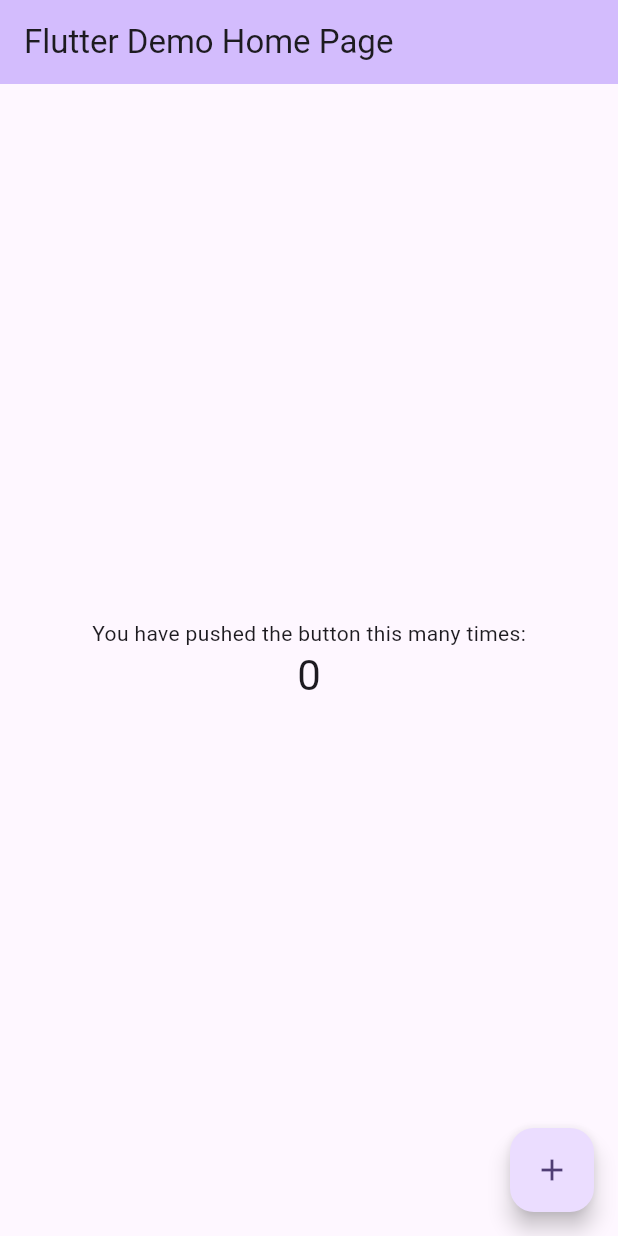
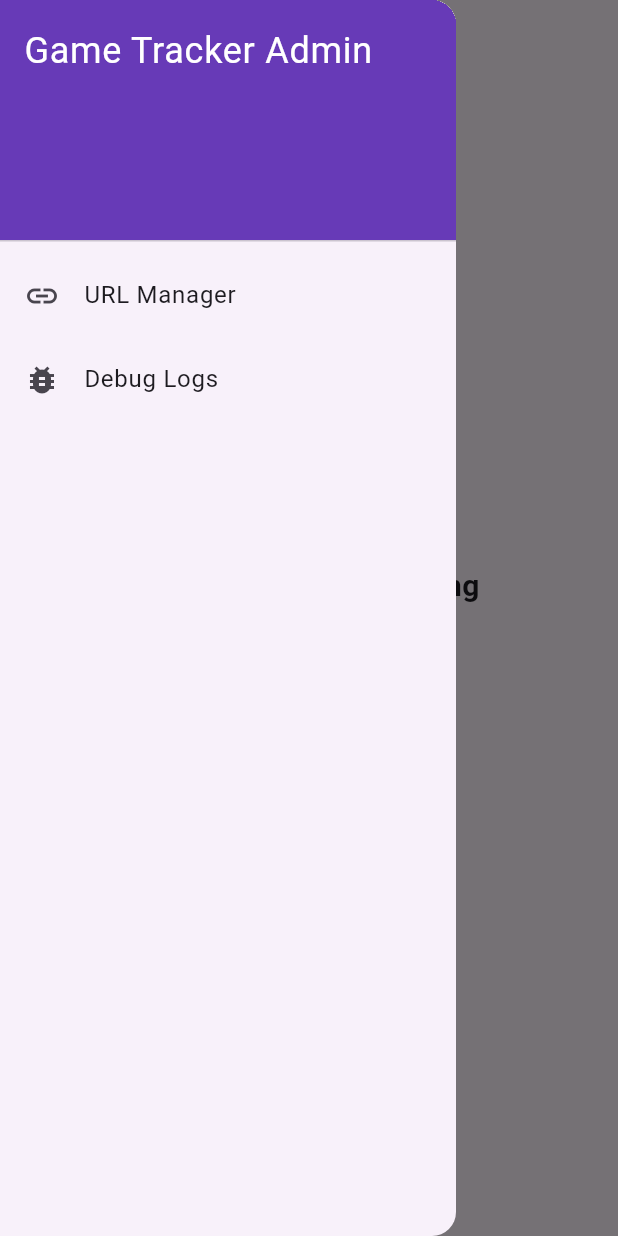
Before and after one commit to onpuuki/game-tracker, a Flutter app: the screen it shows after launch, with the side drawer open (before the commit the screen has no drawer), on a phone screen of 412 x 824 dp. Run offline on Flutter 3.47's test engine with Material 3 defaults, Android fonts, the phone set to English and light mode, and no system bars; our stand-ins replace cloud_firestore, cloud_functions, firebase_core; accounts and stored records are empty.

Commit message:
feat: implement frontend admin UI for scraping targets and debugging
- Added UrlManagerScreen to manage scraping targets in Firestore (`settings/config`).
- Added DebugLogManager and DebugLogScreen for in-memory log tracking.
- Added HomeScreen with a Drawer for navigation.
- Added a button in HomeScreen to manually trigger `syncEvents` Cloud Function with a generated `traceId`.
- Added required dependencies in pubspec.yaml (`firebase_core`, `cloud_firestore`, `cloud_functions`, `uuid`).
- Updated main.dart to initialize Firebase.
- Updated widget_test.dart to reflect HomeScreen changes and fix the smoke test.

Co-authored-by: onpuuki <220911838+onpuuki@users.noreply.github.com>

```diff
--- a/frontend/lib/main.dart
+++ b/frontend/lib/main.dart
@@ -1,122 +1,25 @@
 import 'package:flutter/material.dart';
+import 'package:firebase_core/firebase_core.dart';
+import 'screens/home_screen.dart';
 
-void main() {
+void main() async {
+  WidgetsFlutterBinding.ensureInitialized();
+  await Firebase.initializeApp();
   runApp(const MyApp());
 }
 
 class MyApp extends StatelessWidget {
   const MyApp({super.key});
 
-  // This widget is the root of your application.
   @override
   Widget build(BuildContext context) {
     return MaterialApp(
-      title: 'Flutter Demo',
+      title: 'Game Tracker',
       theme: ThemeData(
-        // This is the theme of your application.
-        //
-        // TRY THIS: Try running your application with "flutter run". You'll see
-        // the application has a purple toolbar. Then, without quitting the app,
-        // try changing the seedColor in the colorScheme below to Colors.green
-        // and then invoke "hot reload" (save your changes or press the "hot
-        // reload" button in a Flutter-supported IDE, or press "r" if you used
-        // the command line to start the app).
-        //
-        // Notice that the counter didn't reset back to zero; the application
-        // state is not lost during the reload. To reset the state, use hot
-        // restart instead.
-        //
-        // This works for code too, not just values: Most code changes can be
-        // tested with just a hot reload.
-        colorScheme: .fromSeed(seedColor: Colors.deepPurple),
+        colorScheme: ColorScheme.fromSeed(seedColor: Colors.deepPurple),
+        useMaterial3: true,
       ),
-      home: const MyHomePage(title: 'Flutter Demo Home Page'),
+      home: const HomeScreen(),
     );
   }
 }
-
-class MyHomePage extends StatefulWidget {
-  const MyHomePage({super.key, required this.title});
-
-  // This widget is the home page of your application. It is stateful, meaning
-  // that it has a State object (defined below) that contains fields that affect
-  // how it looks.
-
-  // This class is the configuration for the state. It holds the values (in this
-  // case the title) provided by the parent (in this case the App widget) and
-  // used by the build method of the State. Fields in a Widget subclass are
-  // always marked "final".
-
-  final String title;
-
-  @override
-  State<MyHomePage> createState() => _MyHomePageState();
-}
-
-class _MyHomePageState extends State<MyHomePage> {
-  int _counter = 0;
-
-  void _incrementCounter() {
-    setState(() {
-      // This call to setState tells the Flutter framework that something has
-      // changed in this State, which causes it to rerun the build method below
-      // so that the display can reflect the updated values. If we changed
-      // _counter without calling setState(), then the build method would not be
-      // called again, and so nothing would appear to happen.
-      _counter++;
-    });
-  }
-
-  @override
-  Widget build(BuildContext context) {
-    // This method is rerun every time setState is called, for instance as done
-    // by the _incrementCounter method above.
-    //
-    // The Flutter framework has been optimized to make rerunning build methods
-    // fast, so that you can just rebuild anything that needs updating rather
-    // than having to individually change instances of widgets.
-    return Scaffold(
-      appBar: AppBar(
-        // TRY THIS: Try changing the color here to a specific color (to
-        // Colors.amber, perhaps?) and trigger a hot reload to see the AppBar
-        // change color while the other colors stay the same.
-        backgroundColor: Theme.of(context).colorScheme.inversePrimary,
-        // Here we take the value from the MyHomePage object that was created by
-        // the App.build method, and use it to set our appbar title.
-        title: Text(widget.title),
-      ),
-      body: Center(
-        // Center is a layout widget. It takes a single child and positions it
-        // in the middle of the parent.
-        child: Column(
-          // Column is also a layout widget. It takes a list of children and
-          // arranges them vertically. By default, it sizes itself to fit its
-          // children horizontally, and tries to be as tall as its parent.
-          //
-          // Column has various properties to control how it sizes itself and
-          // how it positions its children. Here we use mainAxisAlignment to
-          // center the children vertically; the main axis here is the vertical
-          // axis because Columns are vertical (the cross axis would be
-          // horizontal).
-          //
-          // TRY THIS: Invoke "debug painting" (choose the "Toggle Debug Paint"
-          // action in the IDE, or press "p" in the console), to see the
-          // wireframe for each widget.
-          mainAxisAlignment: .center,
-          children: [
-            const Text('You have pushed the button this many times:'),
-            Text(
-              '$_counter',
-              style: Theme.of(context).textTheme.headlineMedium,
-            ),
-          ],
-        ),
-      ),
-      floatingActionButton: FloatingActionButton(
-        onPressed: _incrementCounter,
-        tooltip: 'Increment',
-        child: const Icon(Icons.add),
-      ),
-    );
-  }
-}
--- /dev/null
+++ b/frontend/lib/screens/debug_log_screen.dart
@@ -0,0 +1,57 @@
+import 'package:flutter/material.dart';
+import 'package:flutter/services.dart';
+import '../utils/debug_log_manager.dart';
+
+class DebugLogScreen extends StatelessWidget {
+  const DebugLogScreen({super.key});
+
+  @override
+  Widget build(BuildContext context) {
+    return Scaffold(
+      appBar: AppBar(
+        title: const Text('Debug Logs'),
+        actions: [
+          IconButton(
+            icon: const Icon(Icons.copy),
+            onPressed: () {
+              final logs = DebugLogManager().logsNotifier.value.join('\n');
+              Clipboard.setData(ClipboardData(text: logs)).then((_) {
+                if (context.mounted) {
+                  ScaffoldMessenger.of(context).showSnackBar(
+                    const SnackBar(content: Text('Logs copied to clipboard')),
+                  );
+                }
+              });
+            },
+          ),
+          IconButton(
+            icon: const Icon(Icons.delete),
+            onPressed: () {
+              DebugLogManager().clearLogs();
+            },
+          ),
+        ],
+      ),
+      body: ValueListenableBuilder<List<String>>(
+        valueListenable: DebugLogManager().logsNotifier,
+        builder: (context, logs, child) {
+          if (logs.isEmpty) {
+            return const Center(child: Text('No logs available.'));
+          }
+          return ListView.builder(
+            itemCount: logs.length,
+            itemBuilder: (context, index) {
+              return Padding(
+                padding: const EdgeInsets.symmetric(horizontal: 8.0, vertical: 4.0),
+                child: Text(
+                  logs[index],
+                  style: const TextStyle(fontFamily: 'monospace', fontSize: 12),
+                ),
+              );
+            },
+          );
+        },
+      ),
+    );
+  }
+}
--- /dev/null
+++ b/frontend/lib/screens/home_screen.dart
@@ -0,0 +1,138 @@
+import 'package:flutter/material.dart';
+import 'package:cloud_functions/cloud_functions.dart';
+import 'package:uuid/uuid.dart';
+import '../utils/debug_log_manager.dart';
+import 'debug_log_screen.dart';
+import 'url_manager_screen.dart';
+
+class HomeScreen extends StatefulWidget {
+  const HomeScreen({super.key});
+
+  @override
+  State<HomeScreen> createState() => _HomeScreenState();
+}
+
+class _HomeScreenState extends State<HomeScreen> {
+  bool _isLoading = false;
+
+  Future<void> _triggerSync() async {
+    setState(() {
+      _isLoading = true;
+    });
+
+    final traceId = const Uuid().v4();
+    final logManager = DebugLogManager();
+
+    logManager.addLog('Starting syncEvents call', traceId: traceId);
+
+    try {
+      final callable = FirebaseFunctions.instance.httpsCallable('syncEvents');
+      final result = await callable.call({'traceId': traceId});
+
+      logManager.addLog('syncEvents call successful. Result: ${result.data}', traceId: traceId);
+
+      if (mounted) {
+        ScaffoldMessenger.of(context).showSnackBar(
+          const SnackBar(content: Text('Sync triggered successfully')),
+        );
+      }
+    } on FirebaseFunctionsException catch (e) {
+      logManager.addLog('syncEvents call failed (FirebaseFunctionsException): [${e.code}] ${e.message}', traceId: traceId);
+      if (mounted) {
+        ScaffoldMessenger.of(context).showSnackBar(
+          SnackBar(content: Text('Sync failed: ${e.message}')),
+        );
+      }
+    } catch (e) {
+      logManager.addLog('syncEvents call failed (Exception): $e', traceId: traceId);
+      if (mounted) {
+        ScaffoldMessenger.of(context).showSnackBar(
+          SnackBar(content: Text('Sync failed: $e')),
+        );
+      }
+    } finally {
+      if (mounted) {
+        setState(() {
+          _isLoading = false;
+        });
+      }
+    }
+  }
+
+  @override
+  Widget build(BuildContext context) {
+    return Scaffold(
+      appBar: AppBar(
+        title: const Text('Game Tracker'),
+      ),
+      drawer: Drawer(
+        child: ListView(
+          padding: EdgeInsets.zero,
+          children: [
+            const DrawerHeader(
+              decoration: BoxDecoration(
+                color: Colors.deepPurple,
+              ),
+              child: Text(
+                'Game Tracker Admin',
+                style: TextStyle(
+                  color: Colors.white,
+                  fontSize: 24,
+                ),
+              ),
+            ),
+            ListTile(
+              leading: const Icon(Icons.link),
+              title: const Text('URL Manager'),
+              onTap: () {
+                Navigator.pop(context); // Close drawer
+                Navigator.push(
+                  context,
+                  MaterialPageRoute(builder: (context) => const UrlManagerScreen()),
+                );
+              },
+            ),
+            ListTile(
+              leading: const Icon(Icons.bug_report),
+              title: const Text('Debug Logs'),
+              onTap: () {
+                Navigator.pop(context); // Close drawer
+                Navigator.push(
+                  context,
+                  MaterialPageRoute(builder: (context) => const DebugLogScreen()),
+                );
+              },
+            ),
+          ],
+        ),
+      ),
+      body: Center(
+        child: Column(
+          mainAxisAlignment: MainAxisAlignment.center,
+          children: [
+            const Text(
+              'Trigger Manual Scraping',
+              style: TextStyle(fontSize: 20, fontWeight: FontWeight.bold),
+            ),
+            const SizedBox(height: 20),
+            ElevatedButton(
+              onPressed: _isLoading ? null : _triggerSync,
+              style: ElevatedButton.styleFrom(
+                padding: const EdgeInsets.symmetric(horizontal: 32, vertical: 16),
+              ),
+              child: _isLoading
+                ? const SizedBox(
+                    width: 20,
+                    height: 20,
+                    child: CircularProgressIndicator(strokeWidth: 2)
+                  )
+                : const Text('Run syncEvents', style: TextStyle(fontSize: 18)),
+            ),
+            const SizedBox(height: 20),
+            if (_isLoading) const Text('Sync is running. Check Debug Logs for details.'),
+          ],
+        ),
+      ),
+    );
+  }
+}
--- /dev/null
+++ b/frontend/lib/utils/debug_log_manager.dart
@@ -0,0 +1,27 @@
+import 'package:flutter/foundation.dart';
+
+class DebugLogManager {
+  static final DebugLogManager _instance = DebugLogManager._internal();
+
+  factory DebugLogManager() {
+    return _instance;
+  }
+
+  DebugLogManager._internal();
+
+  final ValueNotifier<List<String>> logsNotifier = ValueNotifier<List<String>>([]);
+
+  void addLog(String message, {String? traceId}) {
+    final now = DateTime.now().toIso8601String();
+    final traceStr = traceId != null ? ' [$traceId]' : '';
+    final logEntry = '[$now]$traceStr $message';
+
+    // Create a new list to trigger the ValueNotifier update
+    final updatedLogs = List<String>.from(logsNotifier.value)..add(logEntry);
+    logsNotifier.value = updatedLogs;
+  }
+
+  void clearLogs() {
+    logsNotifier.value = [];
+  }
+}
--- a/frontend/pubspec.yaml
+++ b/frontend/pubspec.yaml
@@ -34,6 +34,10 @@ dependencies:
   # The following adds the Cupertino Icons font to your application.
   # Use with the CupertinoIcons class for iOS style icons.
   cupertino_icons: ^1.0.8
+  cloud_firestore: ^6.6.0
+  cloud_functions: ^6.3.3
+  firebase_core: ^4.11.0
+  uuid: ^4.5.3
 
 dev_dependencies:
   flutter_test:
```
Also changed, not shown: frontend/lib/screens/url_manager_screen.dart (added, +149 -0 lines), frontend/pubspec.lock, 1 other file.
